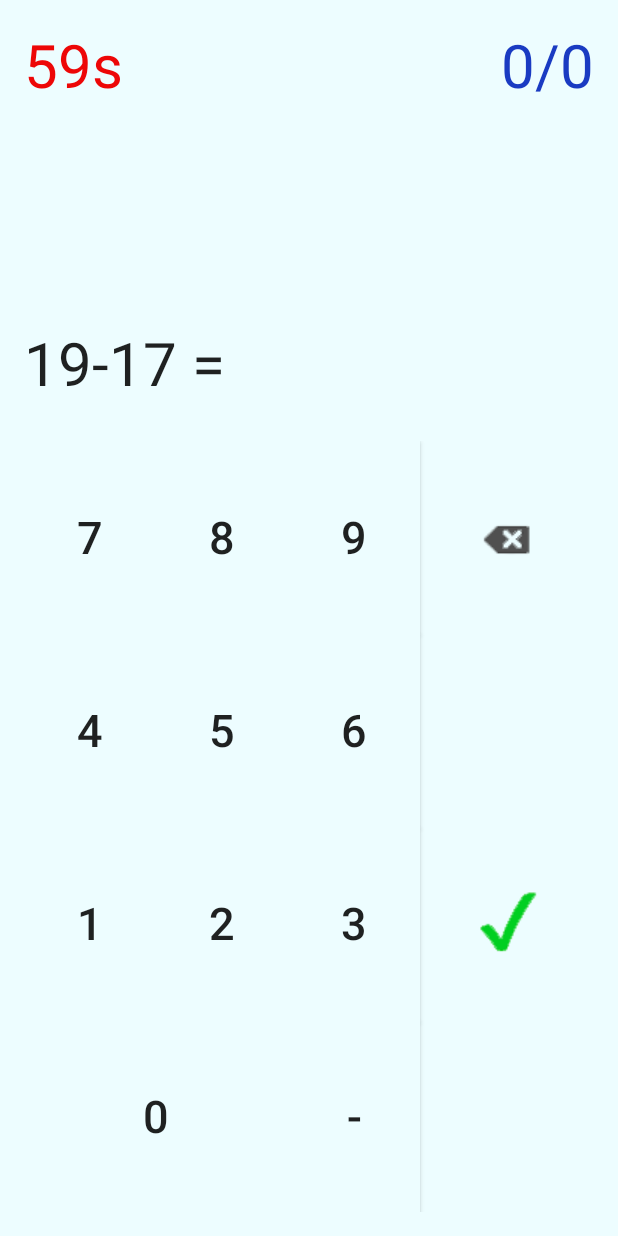
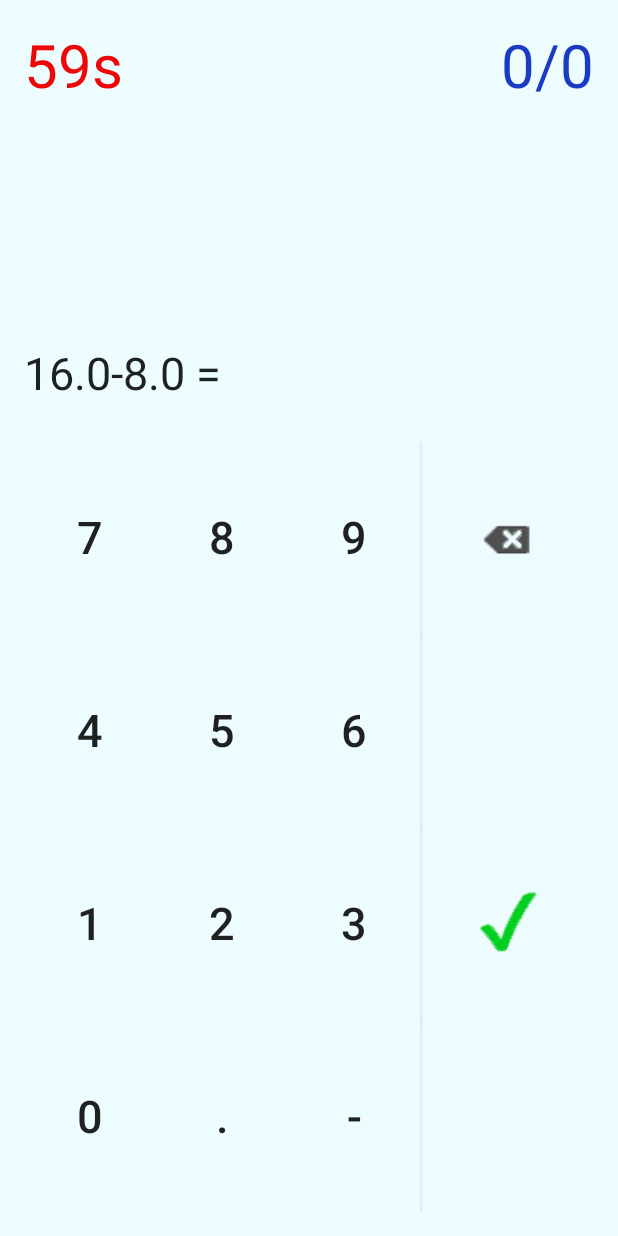
Before and after one commit to ArsalaBangash/MentalMath, an Android app: the screen it shows after launch (MainActivity), after a tap on an icon or button, on a phone screen of 412 x 824 dp. Run offline under Robolectric (Android 15) with nearby library versions, the light colour scheme and no system bars.

Commit message:
Added Decimal Questions and edited audio files

```diff
--- a/app/src/main/java/com/anyconfusionhere/mentalmath/MathModel.java
+++ b/app/src/main/java/com/anyconfusionhere/mentalmath/MathModel.java
@@ -1,10 +1,14 @@
 package com.anyconfusionhere.mentalmath;
 
+import android.annotation.TargetApi;
+import android.os.Build;
 import android.text.Spannable;
 import android.text.SpannableStringBuilder;
 import android.text.style.RelativeSizeSpan;
 import android.text.style.SuperscriptSpan;
+import android.util.Log;
 
+import java.text.DecimalFormat;
 import java.util.HashMap;
 import java.util.Random;
 
@@ -15,8 +19,11 @@ import java.util.Random;
 public class MathModel {
 
     private HashMap<Integer,Integer> exponentMap;
-    private int operator, a, b, c, answer;
+    private int operator, a, b, answer;
+    private double c, d, dAnswer;
     private Random rand;
+    private DecimalFormat numberFormat, numberFormat2;
+    private Boolean isDecimalInt;
 
     public MathModel() {
         exponentMap = new HashMap<Integer, Integer>();
@@ -33,13 +40,16 @@ public class MathModel {
         exponentMap.put(12,1);
         exponentMap.put(13,1);
         rand = new Random();
+        numberFormat = new DecimalFormat("#.0");
+        numberFormat2 = new DecimalFormat("#");
         operator = rand.nextInt(5);
     }
 
 
+    @TargetApi(Build.VERSION_CODES.LOLLIPOP)
     public SpannableStringBuilder newProblem() {
 
-        operator = rand.nextInt(72);
+        operator = rand.nextInt(89);
         SpannableStringBuilder stringBuilder = new SpannableStringBuilder();
         if (operator <= 10) {
             a = rand.nextInt(21) + 1;
@@ -60,8 +70,8 @@ public class MathModel {
         } else if (operator > 30 && operator <= 40) {
             answer = rand.nextInt(12) + 1;
             b = rand.nextInt(12) + 1;
-            a = answer * b;
-            stringBuilder.append(Integer.toString(a) + "\u00F7" + Integer.toString(b) + " =");
+            c = answer * b;
+            stringBuilder.append(numberFormat2.format(c) + "\u00F7" + Integer.toString(b) + " =");
         } else if (operator > 40 && operator <= 49) {
             a = rand.nextInt(10) + 3;
             b = rand.nextInt(exponentMap.get(a)) + 2;
@@ -83,6 +93,7 @@ public class MathModel {
         } else if (operator > 49 && operator <= 58) {
             answer = rand.nextInt(10) + 3;
             b = rand.nextInt(exponentMap.get(answer)) + 2;
+            System.out.println(b);
             a = (int) Math.pow((double)answer, (double)b);
             if(b == 2) {
                 stringBuilder.append("\u221A" + String.valueOf(a));
@@ -101,16 +112,55 @@ public class MathModel {
             } else if (String.valueOf(b).length() == 2) {
                 stringBuilder.setSpan(new RelativeSizeSpan(0.35f), 3, 5, Spannable.SPAN_EXCLUSIVE_EXCLUSIVE);
             }
-        } else if (operator > 67 && operator <= 71) {
+        } else if (operator > 67 && operator <= 72) {
             a = rand.nextInt(20) + 1;
             b = rand.nextInt(20) + 1;
             answer = a % b;
             stringBuilder.append(Integer.toString(a) + "\uFF05" + Integer.toString(b) + " =");
+        } else if (operator > 72 && operator <= 80) {
+            c = Double.valueOf(numberFormat.format(1 + (21 - 1) * rand.nextDouble()));
+            d = Double.valueOf(numberFormat.format(1 + (21 - 1) * rand.nextDouble()));
+            dAnswer = Double.valueOf(numberFormat.format(c+d));
+            if (dAnswer == Math.floor(dAnswer)) {
+                Log.d("MYAPP", "Equals Floor");
+                Log.d("MYAPP", String.valueOf(dAnswer));
+                Log.d("MYAPP", String.valueOf(isDecimalInt));
+                isDecimalInt = true;
+            } else {
+                Log.d("MYAPP", "Does not equal floor");
+                Log.d("MYAPP", String.valueOf(dAnswer));
+                Log.d("MYAPP", String.valueOf(isDecimalInt));
+                isDecimalInt = false;
+            }
+            stringBuilder.append(Double.toString(c) + "+" + Double.toString(d) + " =");
+        } else if (operator > 80 && operator <= 88) {
+            c = Double.valueOf(numberFormat.format(1 + (21 - 1) * rand.nextDouble()));
+            d = Double.valueOf(numberFormat.format(1 + (21 - 1) * rand.nextDouble()));
+            dAnswer = Double.valueOf(numberFormat.format(c - d));
+            if (dAnswer == Math.floor(dAnswer)) {
+                Log.d("MYAPP", "Equals Floor");
+                Log.d("MYAPP", String.valueOf(dAnswer));
+                Log.d("MYAPP", String.valueOf(isDecimalInt));
+                isDecimalInt = true;
+            } else {
+                Log.d("MYAPP", "Does not equal floor");
+                Log.d("MYAPP", String.valueOf(dAnswer));
+                Log.d("MYAPP", String.valueOf(isDecimalInt));
+                isDecimalInt = false;
+            }
+            stringBuilder.append(Double.toString(c) + "-" + Double.toString(d) + " =");
         }
         return stringBuilder;
     }
 
-    public int getAnswer() {
-        return answer;
+    public String getAnswer() {
+        if (operator > 72 && operator <= 88) {
+            if (isDecimalInt) {
+                return numberFormat2.format(dAnswer);
+            } else {
+                return String.valueOf(dAnswer);
+            }
+        } else
+            return String.valueOf(answer);
     }
 }
--- a/app/src/main/res/layout/activity_main.xml
+++ b/app/src/main/res/layout/activity_main.xml
@@ -193,18 +193,17 @@
 
             <Button
                 android:background="#EDFDFF"
-
-            android:id="@+id/zeroButton"
+                android:id="@+id/pointButton"
                 android:layout_width="wrap_content"
                 android:layout_height="wrap_content"
-            android:layout_column="0"
-            android:layout_columnSpan="2"
+                android:layout_column="1"
+                android:layout_columnSpan="1"
                 android:layout_columnWeight="1"
                 android:layout_gravity="fill"
                 android:layout_row="3"
                 android:layout_rowWeight="1"
-            android:tag="0"
-            android:text="0"
+                android:tag="."
+                android:text="."
                 android:textSize="30sp"
                 android:onClick="push" />
 
@@ -237,6 +236,23 @@
             android:src="@drawable/check"
             android:layout_rowSpan="3"
             android:onClick="check" />
+
+            <Button
+                android:background="#EDFDFF"
+
+                android:id="@+id/zeroButton"
+                android:layout_width="wrap_content"
+                android:layout_height="wrap_content"
+                android:layout_column="0"
+                android:layout_columnSpan="1"
+                android:layout_columnWeight="1"
+                android:layout_gravity="fill"
+                android:layout_row="3"
+                android:layout_rowWeight="1"
+                android:tag="0"
+                android:text="0"
+                android:textSize="30sp"
+                android:onClick="push" />
 
 
         </GridLayout>
@@ -299,7 +315,7 @@
         android:text="12+3"
         android:textAppearance="?android:attr/textAppearanceLarge"
         android:visibility="invisible"
-        android:textSize="40dp"
+        android:textSize="30dp"
         android:layout_above="@+id/startButton"
         android:layout_alignParentLeft="true"
         android:layout_alignParentStart="true"
@@ -321,7 +337,7 @@
         android:layout_width="wrap_content"
         android:layout_height="wrap_content"
         android:textAppearance="?android:attr/textAppearanceLarge"
-        android:textSize="40dp"
+        android:textSize="30dp"
         android:visibility="invisible"
         android:layout_alignBaseline="@+id/currentProblem"
         android:layout_alignBottom="@+id/currentProblem"
```
Also changed, not shown: app/src/main/java/com/anyconfusionhere/mentalmath/MainActivity.java (+9 -20 lines), 3 other files. Lines whose indentation alone changed are shown as unchanged.
